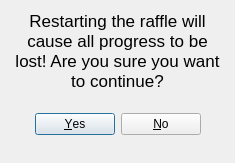
Before: the Qt Designer form src/Ui/warning.ui in KaravolisL/AHEPA-Raffle, drawn with Qt 5.
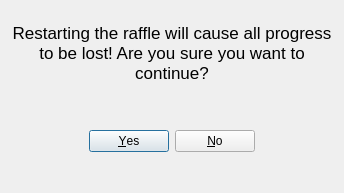
After: the same form once the commit is applied.

What changed in the file:
```diff
--- a/src/Ui/warning.ui
+++ b/src/Ui/warning.ui
@@ -6,8 +6,8 @@
    <rect>
     <x>0</x>
     <y>0</y>
-    <width>235</width>
-    <height>163</height>
+    <width>344</width>
+    <height>193</height>
    </rect>
   </property>
   <property name="windowTitle">
```
